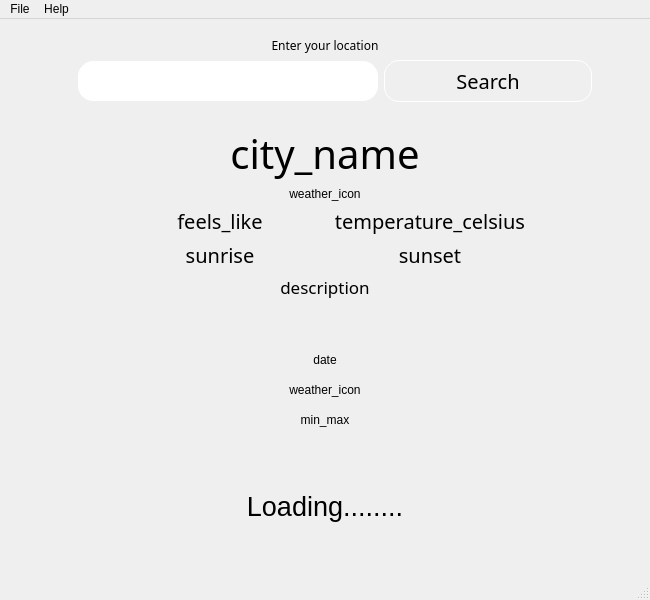
This is climate_sense.ui in ivegoie/climate_sense as Qt 5 draws it before an edit. The edited form follows.
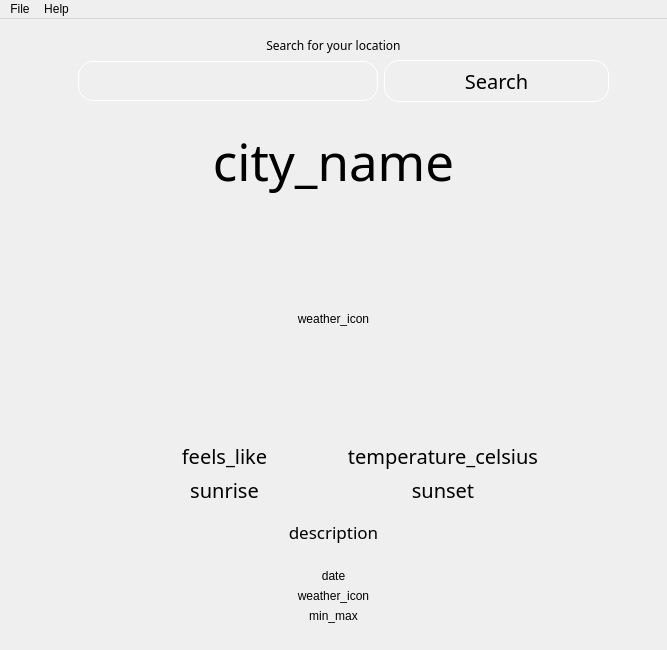
This is the edited form.

Diff of the .ui file:
```diff
--- a/climate_sense.ui
+++ b/climate_sense.ui
@@ -6,14 +6,14 @@
    <rect>
     <x>0</x>
     <y>0</y>
-    <width>650</width>
-    <height>600</height>
+    <width>667</width>
+    <height>650</height>
    </rect>
   </property>
   <property name="minimumSize">
    <size>
-    <width>650</width>
-    <height>600</height>
+    <width>600</width>
+    <height>650</height>
    </size>
   </property>
   <property name="maximumSize">
@@ -28,7 +28,7 @@
   <widget class="QWidget" name="central_widget">
    <layout class="QVBoxLayout" name="verticalLayout_2">
     <item>
-     <widget class="QFrame" name="frame">
+     <widget class="QFrame" name="entry_frame">
       <property name="sizePolicy">
        <sizepolicy hsizetype="Expanding" vsizetype="Fixed">
         <horstretch>0</horstretch>
@@ -46,7 +46,7 @@
       </property>
       <layout class="QVBoxLayout" name="verticalLayout_7">
        <item>
-        <widget class="QLabel" name="label">
+        <widget class="QLabel" name="entry_label">
          <property name="sizePolicy">
           <sizepolicy hsizetype="Preferred" vsizetype="Fixed">
            <horstretch>0</horstretch>
@@ -59,7 +59,7 @@
           </font>
          </property>
          <property name="text">
-          <string>Enter your location</string>
+          <string>Search for your location</string>
          </property>
          <property name="alignment">
           <set>Qt::AlignCenter</set>
@@ -67,7 +67,7 @@
         </widget>
        </item>
        <item>
-        <layout class="QHBoxLayout" name="horizontalLayout">
+        <layout class="QHBoxLayout" name="entry_layout">
          <item>
           <spacer name="horizontalSpacer">
            <property name="orientation">
@@ -103,7 +103,7 @@
 border: 1px solid white;
 padding-left: 10px;
 height: 40px;
-</string>
+background: transparent;</string>
            </property>
            <property name="alignment">
             <set>Qt::AlignCenter</set>
@@ -172,10 +172,13 @@
            <property name="font">
             <font>
              <family>Montserrat</family>
-             <pointsize>30</pointsize>
+             <pointsize>38</pointsize>
              <bold>false</bold>
             </font>
            </property>
+           <property name="styleSheet">
+            <string notr="true"/>
+           </property>
            <property name="text">
             <string>city_name</string>
            </property>
@@ -186,6 +189,15 @@
          </item>
          <item>
           <widget class="QLabel" name="weather_icon">
+           <property name="sizePolicy">
+            <sizepolicy hsizetype="Expanding" vsizetype="Expanding">
+             <horstretch>0</horstretch>
+             <verstretch>0</verstretch>
+            </sizepolicy>
+           </property>
+           <property name="styleSheet">
+            <string notr="true"/>
+           </property>
            <property name="text">
             <string>weather_icon</string>
            </property>
@@ -220,6 +232,9 @@
                <pointsize>15</pointsize>
               </font>
              </property>
+             <property name="styleSheet">
+              <string notr="true"/>
+             </property>
              <property name="text">
               <string>feels_like</string>
              </property>
@@ -341,6 +356,9 @@
              <pointsize>13</pointsize>
             </font>
            </property>
+           <property name="styleSheet">
+            <string notr="true">padding: 10px 0px;</string>
+           </property>
            <property name="text">
             <string>description</string>
            </property>
@@ -349,41 +367,18 @@
            </property>
           </widget>
          </item>
-         <item>
-          <spacer name="verticalSpacer">
-           <property name="orientation">
-            <enum>Qt::Vertical</enum>
-           </property>
-           <property name="sizeType">
-            <enum>QSizePolicy::Fixed</enum>
-           </property>
-           <property name="sizeHint" stdset="0">
-            <size>
-             <width>20</width>
-             <height>20</height>
-            </size>
-           </property>
-          </spacer>
-         </item>
-         <item>
-          <widget class="Line" name="line">
-           <property name="styleSheet">
-            <string notr="true">Line {
-	border-top: 1px solid gray;
-}</string>
-           </property>
-           <property name="orientation">
-            <enum>Qt::Horizontal</enum>
-           </property>
-          </widget>
-         </item>
          <item>
           <layout class="QHBoxLayout" name="days_layout">
            <item alignment="Qt::AlignVCenter">
             <widget class="QFrame" name="day_frame">
+             <property name="sizePolicy">
+              <sizepolicy hsizetype="Expanding" vsizetype="Expanding">
+               <horstretch>0</horstretch>
+               <verstretch>0</verstretch>
+              </sizepolicy>
+             </property>
              <property name="styleSheet">
-              <string notr="true">margin-top: 5px;
-margin-bottom: 5px;</string>
+              <string notr="true"/>
              </property>
              <property name="frameShape">
               <enum>QFrame::StyledPanel</enum>
@@ -429,36 +424,6 @@
          </item>
         </layout>
        </item>
-       <item>
-        <widget class="QFrame" name="loading_frame">
-         <property name="styleSheet">
-          <string notr="true">border: none;</string>
-         </property>
-         <property name="frameShape">
-          <enum>QFrame::StyledPanel</enum>
-         </property>
-         <property name="frameShadow">
-          <enum>QFrame::Raised</enum>
-         </property>
-         <layout class="QVBoxLayout" name="verticalLayout_4">
-          <item>
-           <widget class="QLabel" name="loading_label">
-            <property name="font">
-             <font>
-              <pointsize>20</pointsize>
-             </font>
-            </property>
-            <property name="text">
-             <string>Loading........</string>
-            </property>
-            <property name="alignment">
-             <set>Qt::AlignCenter</set>
-            </property>
-           </widget>
-          </item>
-         </layout>
-        </widget>
-       </item>
       </layout>
      </widget>
     </item>
@@ -469,7 +434,7 @@
     <rect>
      <x>0</x>
      <y>0</y>
-     <width>650</width>
+     <width>667</width>
      <height>21</height>
     </rect>
    </property>
@@ -489,7 +454,6 @@
    <addaction name="menuFile"/>
    <addaction name="menuHelp"/>
   </widget>
-  <widget class="QStatusBar" name="statusbar"/>
   <action name="actionQuit">
    <property name="text">
     <string>Quit</string>
```
